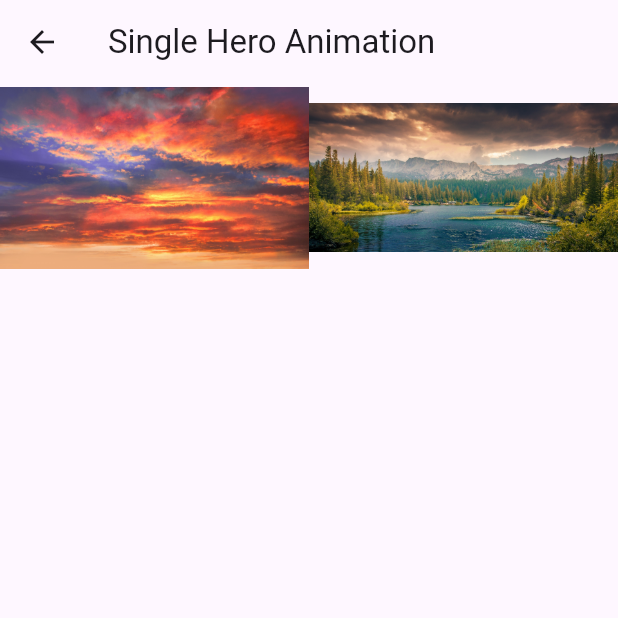
After one commit to dbilgin/swipe_image_gallery, a Flutter app: the screen it shows after launch, after a tap on "Multiple Images Hero Animation Example", on a phone screen of 412 x 824 dp, the top half of it. The commit adds this screen. Run offline on Flutter 3.47's test engine with Material 3 defaults, Android fonts, the phone set to English and light mode, and no system bars.

Commit message:
added example for multi-hero animation

```diff
--- /dev/null
+++ b/example/lib/hero_animation_example_screen.dart
@@ -0,0 +1,121 @@
+import 'package:flutter/material.dart';
+import 'package:swipe_image_gallery/swipe_image_gallery.dart';
+
+const assets = [
+  Image(image: AssetImage('assets/1.jpeg')),
+  Image(image: AssetImage('assets/2.jpeg')),
+];
+
+class HeroAnimationExampleScreen extends StatefulWidget {
+  const HeroAnimationExampleScreen({super.key});
+
+  @override
+  State<HeroAnimationExampleScreen> createState() =>
+      _HeroAnimationExampleScreenState();
+}
+
+class _HeroAnimationExampleScreenState
+    extends State<HeroAnimationExampleScreen> {
+  int? currentIndex;
+  final heroProperties = [
+    const ImageGalleryHeroProperties(tag: 'imageId1'),
+    const ImageGalleryHeroProperties(tag: 'imageId2'),
+  ];
+  final imageWidgets = [
+    SizedBox(
+      height: 125,
+      width: 250,
+      child: assets[0],
+    ),
+    SizedBox(
+      height: 125,
+      width: 250,
+      child: assets[1],
+    )
+  ];
+
+  void openGallery(int initialIndex) async {
+    setState(() => currentIndex = initialIndex);
+    await SwipeImageGallery(
+      context: context,
+      initialIndex: initialIndex,
+      children: [assets[0], assets[1]],
+      heroProperties: heroProperties,
+      onSwipe: (index) => setState(() => currentIndex = index),
+    ).show();
+  }
+
+  Widget getPlaceholder(context, heroSize, child, index) =>
+      currentIndex == index ? const SizedBox(height: 125, width: 250) : child;
+
+  Widget getFlightShuttleBuilder(animation, heroFlightDirection, index) {
+    animation.addStatusListener((status) {
+      if (status == AnimationStatus.dismissed &&
+          heroFlightDirection == HeroFlightDirection.pop) {
+        setState(() => currentIndex = null);
+      }
+    });
+    return imageWidgets[index];
+  }
+
+  @override
+  Widget build(BuildContext context) {
+    return Scaffold(
+      appBar: AppBar(
+        title: const Text('Single Hero Animation'),
+      ),
+      body: Row(
+        children: [
+          Expanded(
+            child: InkWell(
+              onTap: () => openGallery(0),
+              child: Hero(
+                tag: 'imageId1',
+                flightShuttleBuilder: (
+                  flightContext,
+                  animation,
+                  flightDirection,
+                  fromHeroContext,
+                  toHeroContext,
+                ) =>
+                    getFlightShuttleBuilder(animation, flightDirection, 0),
+                placeholderBuilder: (context, heroSize, child) =>
+                    getPlaceholder(context, heroSize, child, 0),
+                child: currentIndex == 0
+                    ? const SizedBox(
+                        height: 125,
+                        width: 250,
+                      )
+                    : imageWidgets[0],
+              ),
+            ),
+          ),
+          Expanded(
+            child: InkWell(
+              onTap: () => openGallery(1),
+              child: Hero(
+                tag: 'imageId2',
+                flightShuttleBuilder: (
+                  flightContext,
+                  animation,
+                  flightDirection,
+                  fromHeroContext,
+                  toHeroContext,
+                ) =>
+                    getFlightShuttleBuilder(animation, flightDirection, 1),
+                placeholderBuilder: (context, heroSize, child) =>
+                    getPlaceholder(context, heroSize, child, 1),
+                child: currentIndex == 1
+                    ? const SizedBox(
+                        height: 125,
+                        width: 250,
+                      )
+                    : imageWidgets[1],
+              ),
+            ),
+          ),
+        ],
+      ),
+    );
+  }
+}
--- a/example/lib/main.dart
+++ b/example/lib/main.dart
@@ -1,5 +1,6 @@
 import 'dart:async';
 
+import 'package:example/hero_animation_example_screen.dart';
 import 'package:example/overlay_example.dart';
 import 'package:flutter/material.dart';
 import 'package:swipe_image_gallery/swipe_image_gallery.dart';
@@ -72,10 +73,6 @@ class ImageGalleryExamplesPage extends StatefulWidget {
 }
 
 class _ImageGalleryExamplesPageState extends State<ImageGalleryExamplesPage> {
-  final heroProperties = [
-    const ImageGalleryHeroProperties(tag: 'imageId1'),
-    const ImageGalleryHeroProperties(tag: 'imageId2'),
-  ];
   ImageGalleryController galleryController =
       ImageGalleryController(initialPage: 2);
   StreamController<Widget> overlayController =
@@ -161,14 +158,14 @@ class _ImageGalleryExamplesPageState extends State<ImageGalleryExamplesPage> {
               child: const Text('Open Gallery With Builder'),
             ),
             const Text('Hero Animation Example'),
-            Row(
-              children: [
             Expanded(
               child: InkWell(
                 onTap: () => SwipeImageGallery(
                   context: context,
-                      children: [assets[0], assets[1]],
-                      heroProperties: heroProperties,
+                  children: [assets[0]],
+                  heroProperties: [
+                    const ImageGalleryHeroProperties(tag: 'imageId1')
+                  ],
                 ).show(),
                 child: const Hero(
                   tag: 'imageId1',
@@ -178,23 +175,14 @@ class _ImageGalleryExamplesPageState extends State<ImageGalleryExamplesPage> {
                 ),
               ),
             ),
-                Expanded(
-                  child: InkWell(
-                    onTap: () => SwipeImageGallery(
-                      context: context,
-                      children: [assets[0], assets[1]],
-                      initialIndex: 1,
-                      heroProperties: heroProperties,
-                    ).show(),
-                    child: const Hero(
-                      tag: 'imageId2',
-                      child: Image(
-                        image: AssetImage('assets/2.jpeg'),
+            ElevatedButton(
+              onPressed: () => Navigator.push(
+                context,
+                MaterialPageRoute(
+                  builder: (context) => const HeroAnimationExampleScreen(),
                 ),
               ),
-                  ),
-                ),
-              ],
+              child: const Text('Multiple Images Hero Animation Example'),
             ),
           ],
         ),
```
Also changed, not shown: example/pubspec.lock. Lines whose indentation alone changed are shown as unchanged.
